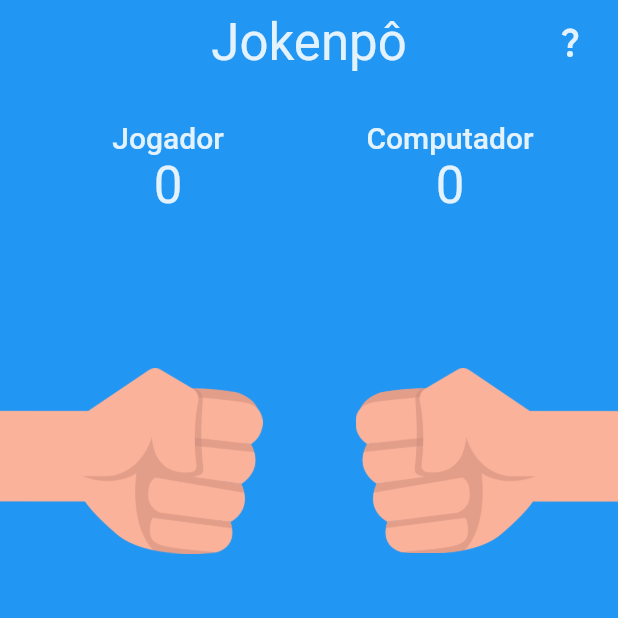
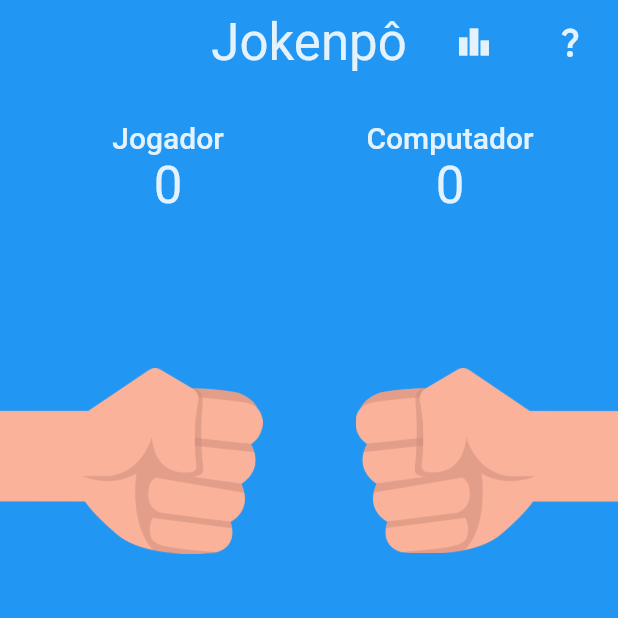
Before and after one commit to Weslley41/jokenpo, a Flutter app: the screen it shows after launch, on a phone screen of 412 x 824 dp, the top half of it. Run offline on Flutter 3.47's test engine with Material 2 defaults, Android fonts, the phone set to English and light mode, and no system bars.

Commit message:
creating history page and history button

```diff
--- /dev/null
+++ b/lib/components/history_button.dart
@@ -0,0 +1,51 @@
+import 'package:flutter/material.dart';
+
+class HistoryButton extends StatelessWidget {
+  final List gameData;
+  final int playerScore;
+  final int computerScore;
+
+  const HistoryButton({
+    required this.gameData,
+    required this.playerScore,
+    required this.computerScore,
+    super.key,
+  });
+
+  @override
+  Widget build(BuildContext context) {
+    return TextButton(
+      onPressed: () {
+        debugPrint(gameData.toString() +
+            playerScore.toString() +
+            computerScore.toString());
+        Navigator.of(context).push(
+          MaterialPageRoute(
+            builder: (BuildContext context) => Scaffold(
+              backgroundColor: Theme.of(context).primaryColor,
+              appBar: AppBar(
+                actions: const [],
+                centerTitle: true,
+                elevation: 0,
+                title: Text(
+                  'Histórico das Partidas',
+                  textAlign: TextAlign.center,
+                  style: Theme.of(context).textTheme.headlineSmall?.copyWith(
+                        color: Theme.of(context).secondaryHeaderColor,
+                      ),
+                ),
+              ),
+              body: Table(
+                border: TableBorder.all(),
+              ),
+            ),
+          ),
+        );
+      },
+      child: Icon(
+        Icons.leaderboard,
+        color: Theme.of(context).secondaryHeaderColor,
+      ),
+    );
+  }
+}
--- a/lib/screens/home.dart
+++ b/lib/screens/home.dart
@@ -1,5 +1,6 @@
 import 'dart:math';
 import 'package:flutter/material.dart';
+import 'package:jokenpo/components/history_button.dart';
 
 import '../components/game_battle.dart';
 import '../components/game_options.dart';
@@ -23,6 +24,7 @@ class _HomePageState extends State<HomePage> {
   GameOption? _playerOption;
   GameOption? _computerOption;
   String? _resultMessage;
+  List _gamedata = [];
 
   void _setPlayerOption(GameOption option) {
     if (option == _playerOption) return;
@@ -42,13 +44,15 @@ class _HomePageState extends State<HomePage> {
         case GameResult.draw:
           break;
       }
+      List temp = [_playerOption, _computerOption, result];
+      _gamedata.add(temp);
+      temp = [];
     });
   }
 
   GameOption _getComputerOption() {
-    final List<GameOption> options = GameOption.values.where(
-      (option) => option != _computerOption
-    ).toList();
+    final List<GameOption> options =
+        GameOption.values.where((option) => option != _computerOption).toList();
     final int randomValue = Random().nextInt(options.length);
 
     return options[randomValue];
@@ -61,6 +65,7 @@ class _HomePageState extends State<HomePage> {
       _playerOption = null;
       _computerOption = null;
       _resultMessage = null;
+      _gamedata = [];
     });
   }
 
@@ -69,7 +74,13 @@ class _HomePageState extends State<HomePage> {
     return Scaffold(
         backgroundColor: Theme.of(context).primaryColor,
         appBar: AppBar(
-          actions: const [RulesButton()],
+          actions: [
+            HistoryButton(
+                playerScore: _playerScore,
+                computerScore: _computerScore,
+                gameData: _gamedata),
+            const RulesButton(),
+          ],
           centerTitle: true,
           elevation: 0,
           title: Text(
@@ -82,17 +93,24 @@ class _HomePageState extends State<HomePage> {
         body: Column(
           mainAxisAlignment: MainAxisAlignment.spaceBetween,
           children: [
-            Scoreboard(playerScore: _playerScore, computerScore: _computerScore),
-            if (_playerOption == null) const GameBattle()
-            else GameBattle(playerOption: _playerOption!, computerOption: _computerOption!),
+            Scoreboard(
+                playerScore: _playerScore, computerScore: _computerScore),
+            if (_playerOption == null)
+              const GameBattle()
+            else
+              GameBattle(
+                  playerOption: _playerOption!,
+                  computerOption: _computerOption!),
             GameOptions(onTap: _setPlayerOption),
             Text(
               _resultMessage ?? '',
               style: Theme.of(context).textTheme.headlineSmall?.copyWith(
-                color: Theme.of(context).secondaryHeaderColor,
-              ),
+                    color: Theme.of(context).secondaryHeaderColor,
+                  ),
             ),
-            _playerOption == null ? const SizedBox(height: 48) : RestartButton(onPressed: _restartGame),
+            _playerOption == null
+                ? const SizedBox(height: 48)
+                : RestartButton(onPressed: _restartGame),
             const SizedBox(height: 20),
           ],
         ));
```
